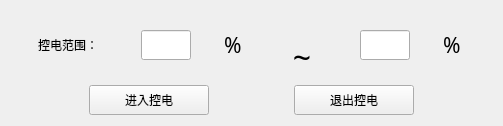
Above: Qt_test_tool/control_electricity.ui from HuangXiaoFeng123/Qt_test_tool before the change. Below: the same form after it.
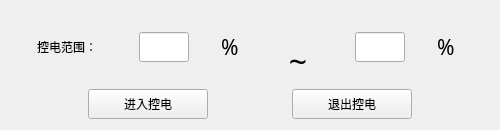
That is the form after the change.

What changed in the file:
```diff
--- a/Qt_test_tool/control_electricity.ui
+++ b/Qt_test_tool/control_electricity.ui
@@ -6,8 +6,8 @@
    <rect>
     <x>0</x>
     <y>0</y>
-    <width>503</width>
-    <height>126</height>
+    <width>500</width>
+    <height>130</height>
    </rect>
   </property>
   <property name="windowTitle">
```
